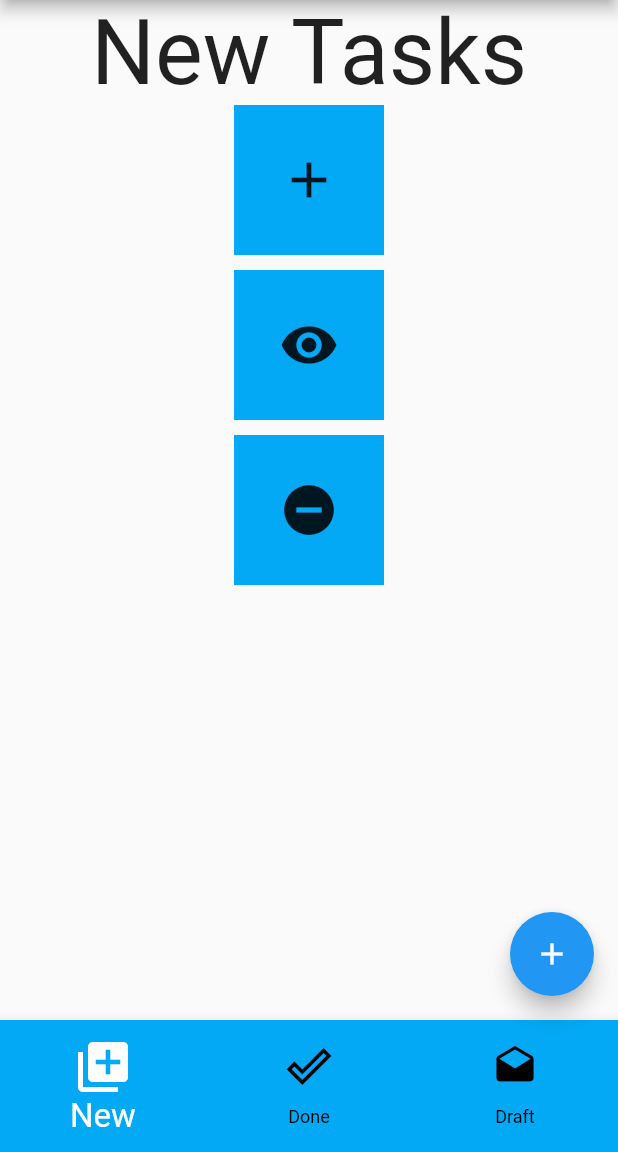
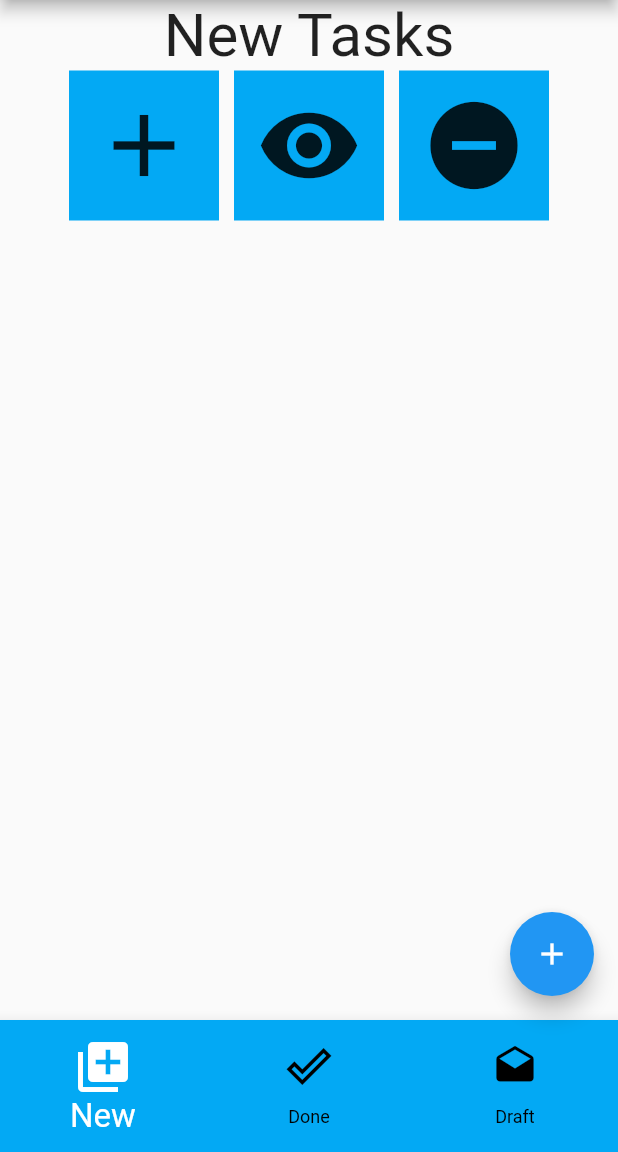
Before and after one commit to HassanEmad0010/to_do_Application, a Flutter app: the screen it shows after launch, on a phone screen of 412 x 824 dp, the part 84-1236 px from its top. Run offline on Flutter 3.47's test engine with Material 2 defaults, Android fonts, the phone set to English and light mode, and no system bars; our stand-ins replace sqflite; accounts and stored records are empty.

```diff
--- a/lib/modules/NewTaskScreen.dart
+++ b/lib/modules/NewTaskScreen.dart
@@ -12,17 +12,21 @@ class NewTaskScreen extends StatelessWidget {
 
       body: Center(
         child: Column(
-          children:  [
+          children: [
             const Text (
               "New Tasks",
-              style: TextStyle(fontSize: 60),
+              style: TextStyle(fontSize: 40),
             ),
+            Row(
+              mainAxisAlignment: MainAxisAlignment.center,
+              children:  [
+
                 Container(
                   width: 100,
                   height: 100,
                   color: Colors.lightBlue,
                   child: IconButton(
-                iconSize: 40,
+                    iconSize: 70,
                     icon: Icon(Icons.add),
                     onPressed: () async{
                       print("+ pressed");
@@ -38,13 +42,14 @@ class NewTaskScreen extends StatelessWidget {
 
                   ),
                 ),
-            const SizedBox(height: 10,),
+
+                const SizedBox(width: 10,),
                 Container(
                   width: 100,
                   height: 100,
                   color: Colors.lightBlue,
                   child: IconButton(
-                iconSize: 40,
+                    iconSize: 70,
                     icon: Icon(Icons.visibility),
                     onPressed: () async{
                       print("view pressed");
@@ -57,13 +62,13 @@ class NewTaskScreen extends StatelessWidget {
 
                   ),
                 ),
-            const SizedBox(height: 10,),
+                const SizedBox(width: 10,),
                 Container(
                   width: 100,
                   height: 100,
                   color: Colors.lightBlue,
                   child: IconButton(
-                iconSize: 40,
+                    iconSize: 70,
                     icon: Icon(Icons.remove_circle),
                     onPressed: () async{
                       print("delete pressed");
@@ -78,6 +83,8 @@ class NewTaskScreen extends StatelessWidget {
                 ),
               ],
             ),
+          ],
+        ),
       ),
     );
   }
```
Lines whose indentation alone changed are shown as unchanged.
